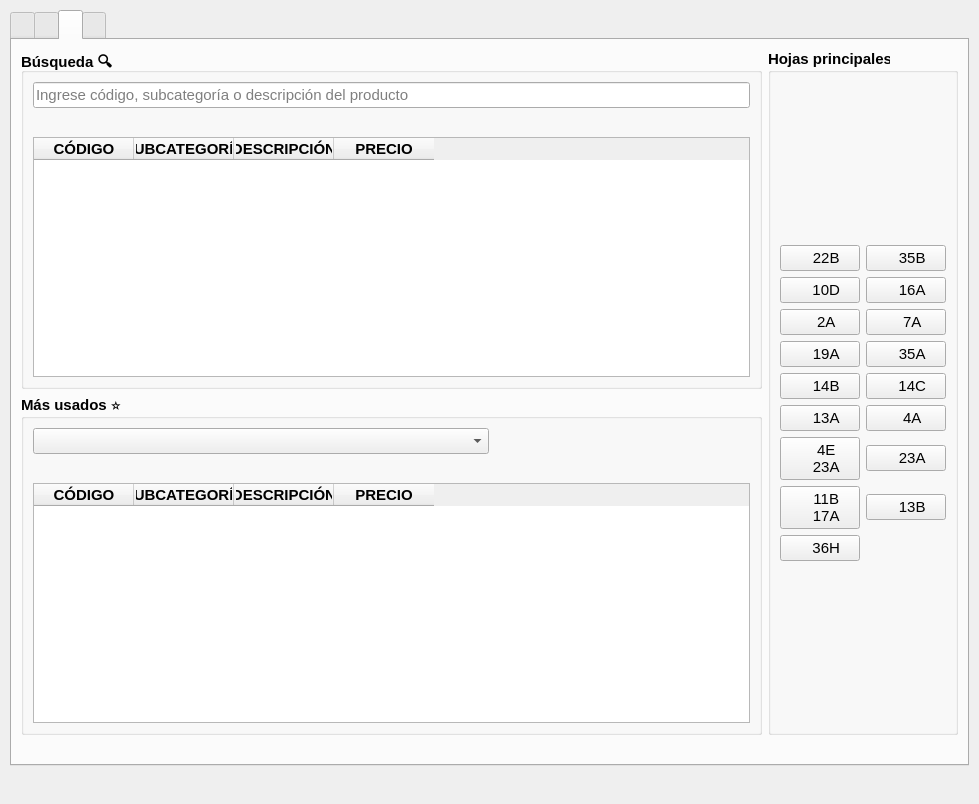
First picture: the form in ui/app.ui, repository angelogllrd/PrecioFacil, before the edit.
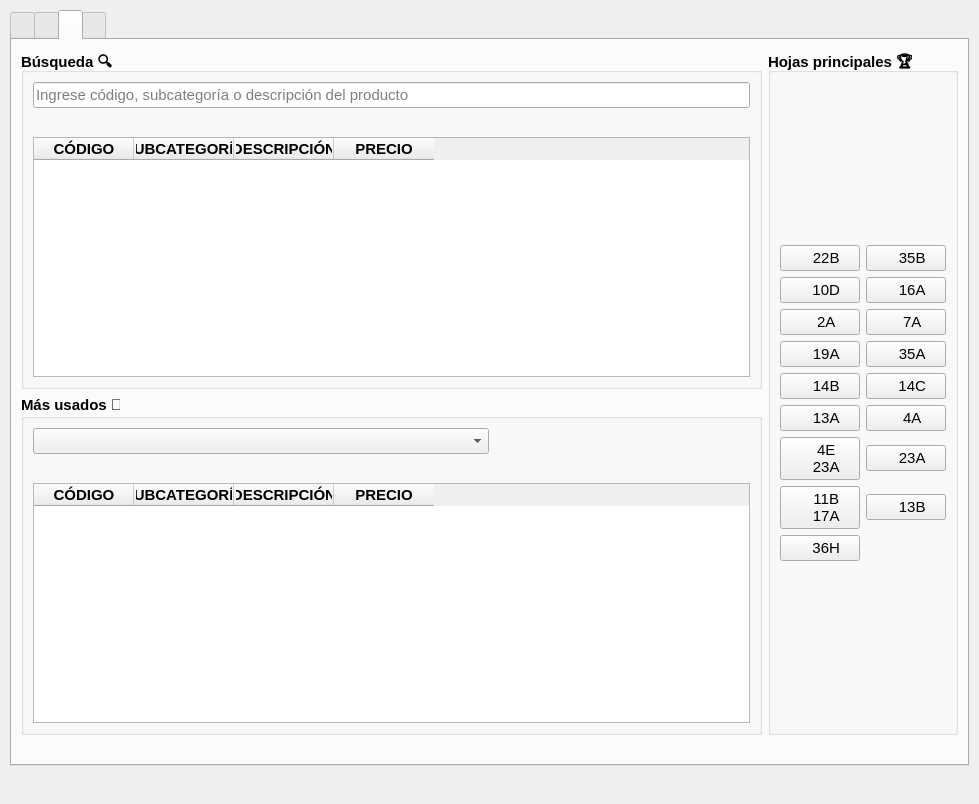
Second picture: the form after the edit. Icons and pictures are not drawn.

Commit message: cambios minimos en ui y docstring

```diff
--- a/ui/app.ui
+++ b/ui/app.ui
@@ -832,7 +832,7 @@
                </font>
               </property>
               <property name="title">
-               <string>Más usados ⭐</string>
+               <string>Más usados 🔥</string>
               </property>
               <layout class="QGridLayout" name="gridLayout_10">
                <item row="2" column="0">
@@ -967,7 +967,7 @@
              </font>
             </property>
             <property name="title">
-             <string>Hojas principales</string>
+             <string>Hojas principales 🏆</string>
             </property>
             <layout class="QGridLayout" name="gridLayout_11">
              <item row="3" column="0">
```
Left out of the diff: 4 changed lines with no effect on the pictures. The commit also changes 2 other files.
